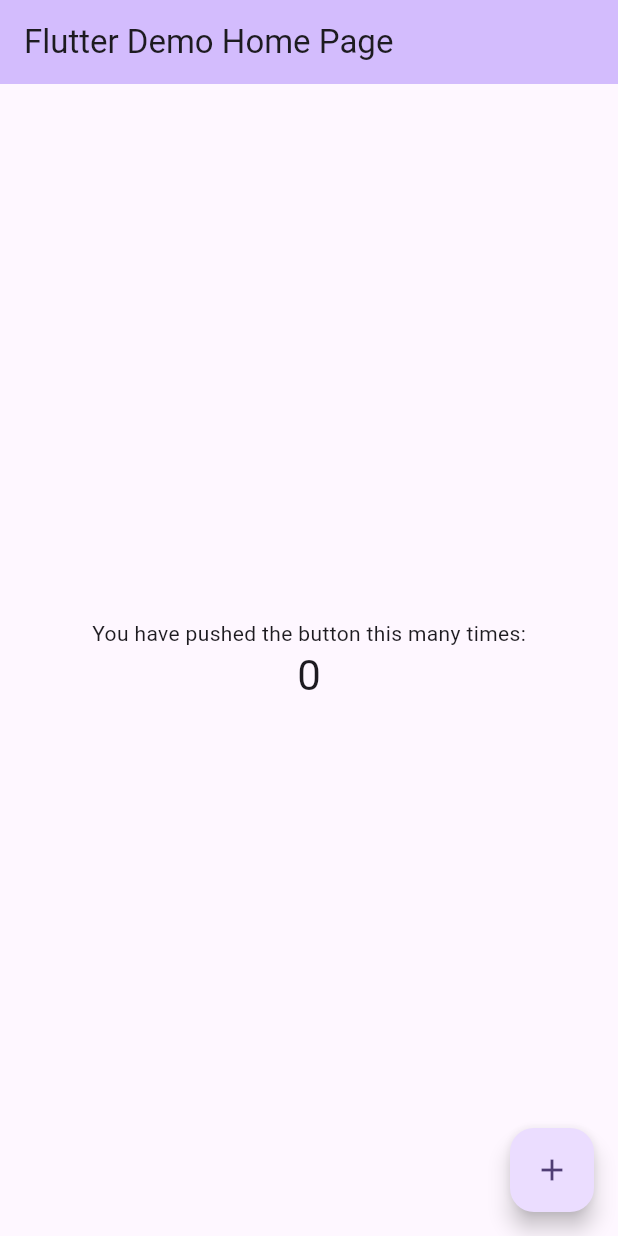
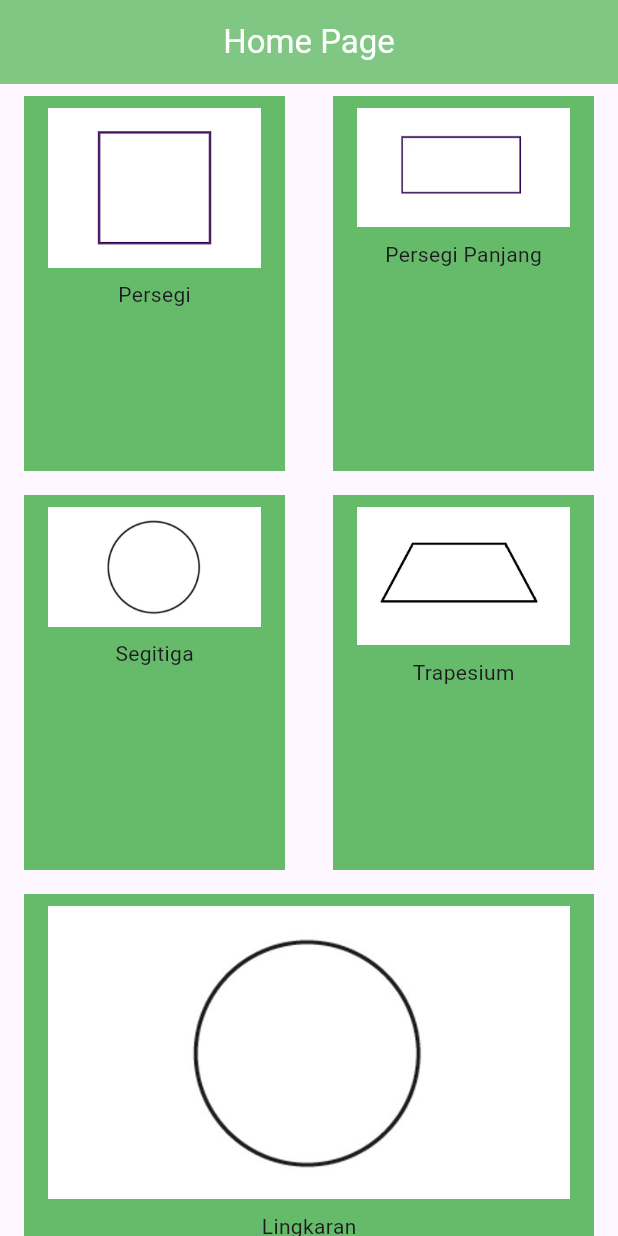
Before and after one commit to faiswildan/bangundatar_rpl_c, a Flutter app: the screen it shows after launch, on a phone screen of 412 x 824 dp. Run offline on Flutter 3.47's test engine with Material 2 defaults, Android fonts, the light colour scheme and no system bars.

Commit message:
Init project

```diff
--- a/lib/main.dart
+++ b/lib/main.dart
@@ -1,3 +1,4 @@
+import 'package:fais/page/home_page.dart';
 import 'package:flutter/material.dart';
 
 void main() {
@@ -31,7 +32,7 @@ class MyApp extends StatelessWidget {
         colorScheme: ColorScheme.fromSeed(seedColor: Colors.deepPurple),
         useMaterial3: true,
       ),
-      home: const MyHomePage(title: 'Flutter Demo Home Page'),
+      home: HomePage()
     );
   }
 }
--- /dev/null
+++ b/lib/page/home_page.dart
@@ -0,0 +1,75 @@
+import 'package:flutter/material.dart';
+
+class HomePage extends StatelessWidget {
+  const HomePage({Key? key}) : super(key: key);
+
+
+
+  @override
+  Widget build(BuildContext context) {
+    return Scaffold(
+      appBar: AppBar(
+        centerTitle: true,
+        title: Text(
+          "Home Page",
+          style: TextStyle(color: Color(0xFAFFFFFF)),
+        ),
+        backgroundColor: Colors.green.shade300,
+      ),
+      body: ListView(
+        children: [
+          Row(
+            children: [
+              Expanded(child: CustomMenu(title: "Persegi", imageAssets: "assets/persegi.png")),
+              Expanded(child: CustomMenu(title: "Persegi Panjang", imageAssets: "assets/persegipanjang.png")),
+            ],
+          ),
+          Row(
+            children: [
+              Expanded(child: CustomMenu(title: "Segitiga", imageAssets: "assets/lingkaran.jpg")),
+              Expanded(child: CustomMenu(title: "Trapesium", imageAssets: "assets/trapesium.png")),
+            ],
+          ),
+          Row(
+            children: [
+              Expanded(child: CustomMenu(title: "Lingkaran", imageAssets: "assets/lingkaran.jpg")),
+            ],
+          ),
+        ],
+      ),
+    );
+  }
+}
+
+class CustomMenu extends StatelessWidget {
+   CustomMenu({
+    super.key, required this.imageAssets, required this.title,
+  });
+
+  final String imageAssets;
+  final String title;
+
+  @override
+  Widget build(BuildContext context) {
+    return Container(
+      height: 250,
+      margin: EdgeInsets.symmetric(
+        horizontal: 16, vertical: 8
+      ),
+        padding: EdgeInsets.symmetric(
+        horizontal: 16, vertical: 8
+      ),
+    decoration: BoxDecoration(
+        color: Colors.green.shade400,
+    ),
+    child: Column(
+      children: [
+        Image.asset(imageAssets),
+        Padding(
+          padding: const EdgeInsets.all(8.0),
+          child: Text(title),
+        ),
+      ],
+    ));
+  }
+}
--- a/pubspec.yaml
+++ b/pubspec.yaml
@@ -59,9 +59,8 @@ flutter:
   uses-material-design: true
 
   # To add assets to your application, add an assets section, like this:
-  # assets:
-  #   - images/a_dot_burr.jpeg
-  #   - images/a_dot_ham.jpeg
+  assets:
+     - assets/
 
   # An image asset can refer to one or more resolution-specific "variants", see
   # https://flutter.dev/assets-and-images/#resolution-aware
```
Also changed, not shown: assets/lingkaran.jpg (added), assets/persegi.png (added), assets/persegipanjang.png (added), assets/segitiga.jpg (added), assets/trapesium.png (added).
